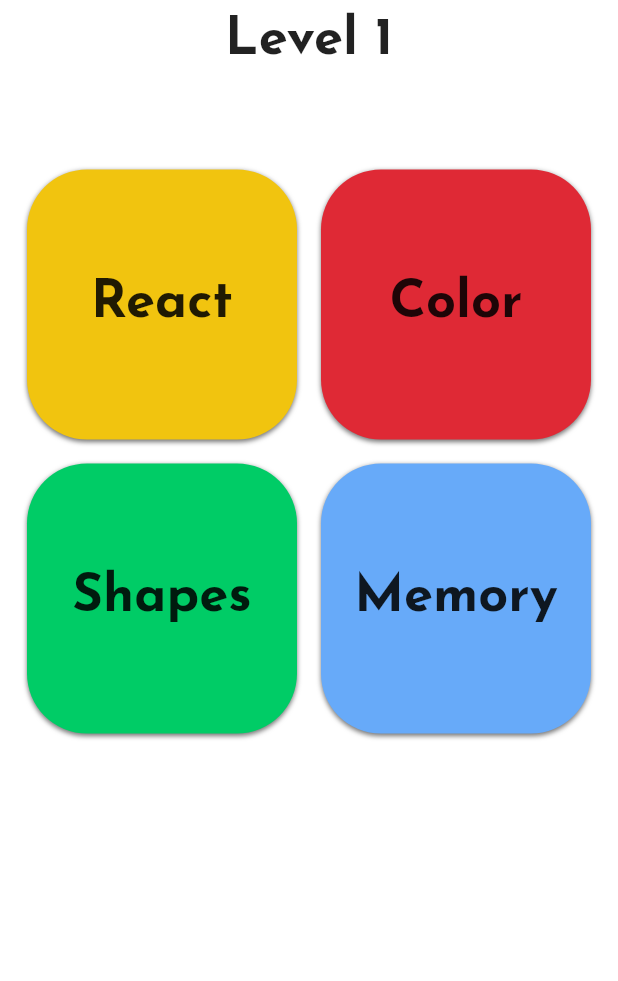
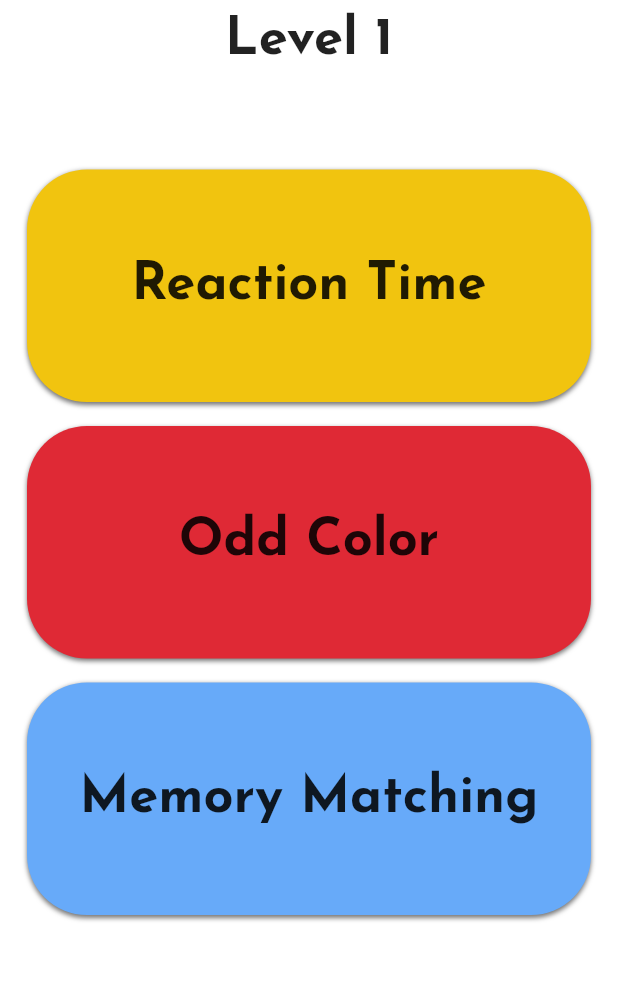
Before and after one commit to dwvicy/cognitionAD, a Flutter app: the screen it shows after launch, on a phone screen of 412 x 824 dp, the part 156-1137 px from its top. Run offline on Flutter 3.47's test engine with Material 2 defaults, Android fonts, the phone set to English and light mode, and no system bars; our stand-ins replace flare_flutter, flip_card, rxdart, shared_preferences, vibration; statements that could not run were skipped.

Commit message:
semi final changes

```diff
--- a/lib/screens/home_screen.dart
+++ b/lib/screens/home_screen.dart
@@ -7,9 +7,9 @@ class HomePage extends StatefulWidget {
 }
 
 class _HomePageState extends State<HomePage> {
-  List<String> names = ["React", "Color", "Shapes", "Memory"];
+  List<String> names = ["Reaction Time", "Odd Color", "Memory Matching"];
 
-  List<Color> colors = [AppTheme.ello, AppTheme.red, AppTheme.green, AppTheme.blue];
+  List<Color> colors = [AppTheme.ello, AppTheme.red, AppTheme.blue];
 
   @override
   Widget build(BuildContext context) {
@@ -40,9 +40,10 @@ class _HomePageState extends State<HomePage> {
               ),
               Container(color: Colors.transparent, height: 40, width: 20),
               Expanded(
-                child: GridView.builder(
-                  itemCount: 4,
-                  gridDelegate: SliverGridDelegateWithFixedCrossAxisCount(crossAxisCount: 2),
+                child: Container(
+                  height: 100,
+                  child: ListView.builder(
+                    itemCount: 3,
                     itemBuilder: (BuildContext context, int index) {
                       return GestureDetector(
                         onTap: () {
@@ -55,7 +56,7 @@ class _HomePageState extends State<HomePage> {
                               Navigator.pushNamed(context, '/block');
                               break;
 
-                          case 3:
+                            case 2:
                               Navigator.pushNamed(context, '/memory');
                               break;
                           }
@@ -66,6 +67,7 @@ class _HomePageState extends State<HomePage> {
                               child: Center(
                                   child: Text(
                                 names[index],
+                                textAlign: TextAlign.center,
                                 style: Style.smolHead,
                               )),
                               decoration: BoxDecoration(
@@ -84,6 +86,7 @@ class _HomePageState extends State<HomePage> {
                       );
                     },
                     padding: EdgeInsets.all(10),
+                  ),
                 ),
               ),
               // GestureDetector(
```
Lines whose indentation alone changed are shown as unchanged.
